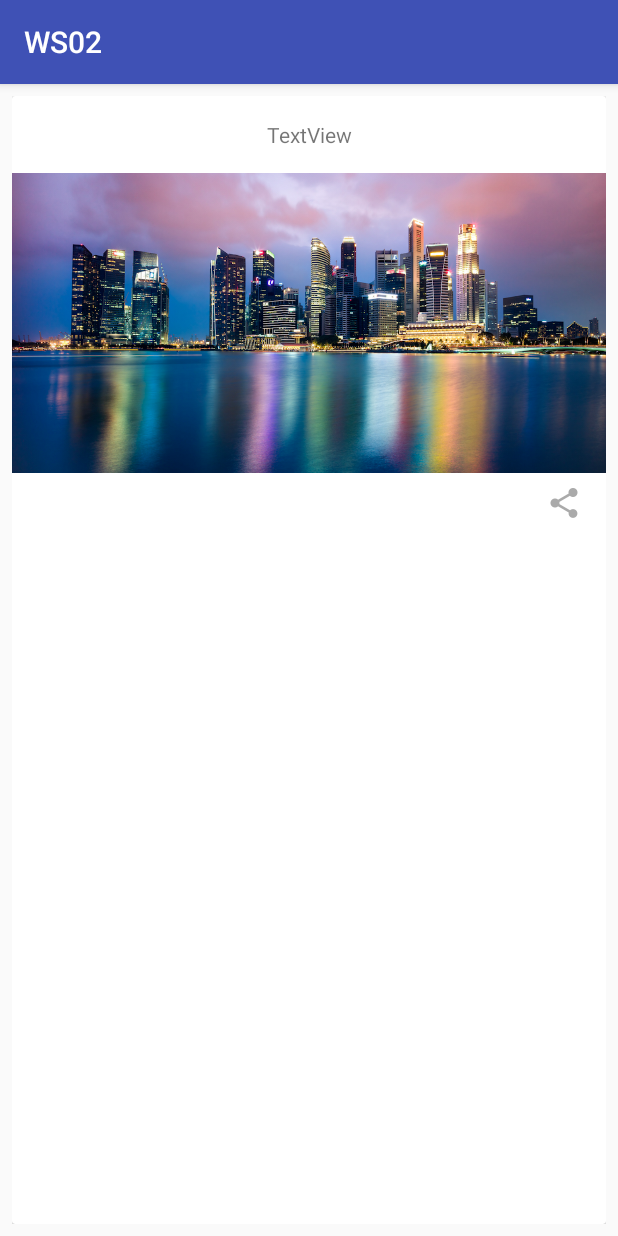
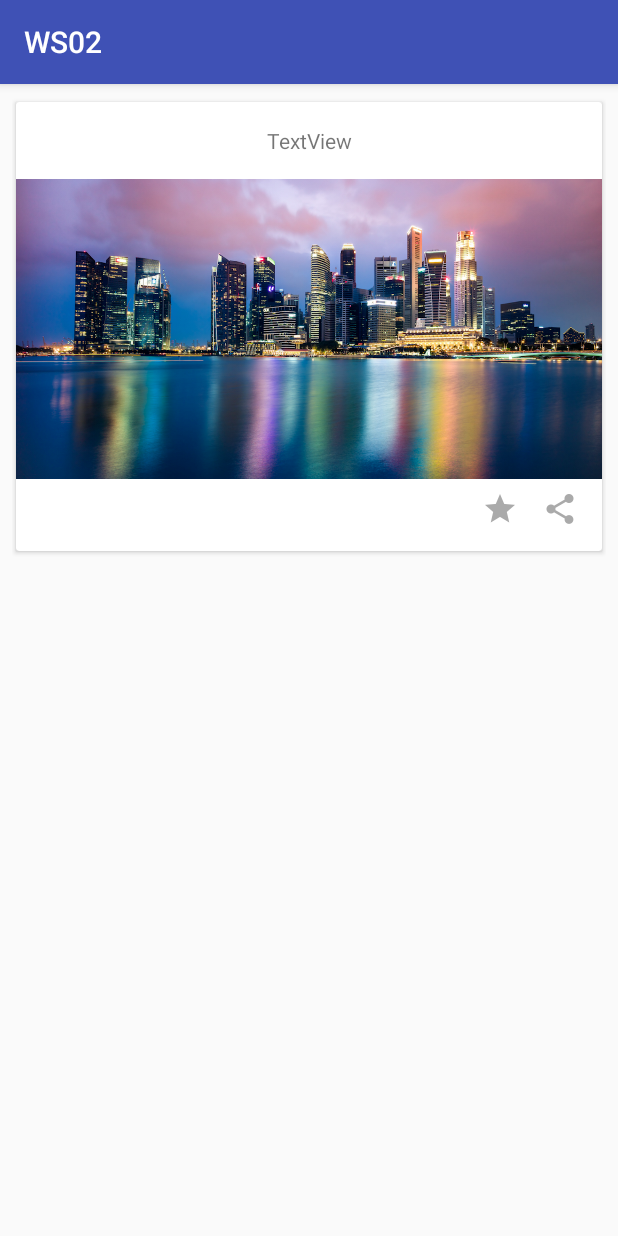
Before and after one commit to p4vlos/TravelAndroidApp, an Android app: the screen it shows after launch (MainActivity), on a phone screen of 412 x 824 dp. Run offline under Robolectric (Android 15) with nearby library versions, the phone set to English and light mode, and no system bars.

Commit message:
finished with the design of the app

```diff
--- a/app/src/main/res/layout/activity_main.xml
+++ b/app/src/main/res/layout/activity_main.xml
@@ -10,7 +10,8 @@
 
     <android.support.v7.widget.CardView
         android:layout_width="match_parent"
-        android:layout_height="match_parent"
+        android:layout_height="wrap_content"
+        app:cardUseCompatPadding="true"
         android:layout_alignParentTop="true"
         android:layout_alignParentStart="true" >
 
@@ -60,14 +61,16 @@
                 android:layout_width="24dp"
                 android:layout_height="24dp"
                 app:srcCompat="@drawable/ic_star"
-                android:id="@+id/imageView3"
+                android:id="@+id/starImageBtn"
                 app:layout_constraintRight_toLeftOf="@+id/shareImageBtn"
                 android:layout_marginEnd="16dp"
                 android:layout_marginTop="8dp"
                 app:layout_constraintTop_toBottomOf="@+id/mainImage"
                 app:layout_constraintBottom_toBottomOf="parent"
                 android:layout_marginBottom="16dp"
-                app:layout_constraintVertical_bias="0.0" />
+                app:layout_constraintVertical_bias="0.0"
+                android:tint="@android:color/darker_gray"
+                android:contentDescription="" />
         </android.support.constraint.ConstraintLayout>
     </android.support.v7.widget.CardView>
 </RelativeLayout>
```
